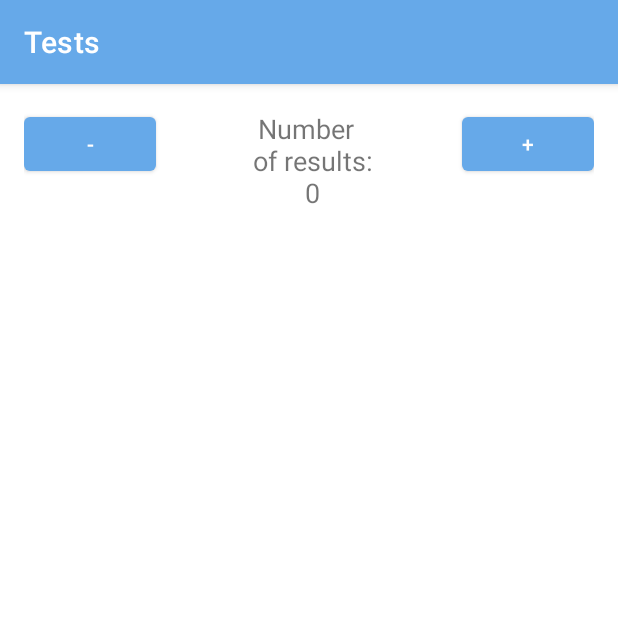
After one commit to Tati1909/Mockito, an Android app: the DetailsActivity screen opened directly, with no data from a screen before it, on a phone screen of 412 x 824 dp, the top half of it. The commit adds this screen. Run offline under Robolectric (Android 15) with nearby library versions, the phone set to English and light mode, and no system bars.

Commit message:
Добавить новый экран DetailsActivity.kt, на котором отображается количество найденных репозиториев

```diff
--- a/app/src/main/AndroidManifest.xml
+++ b/app/src/main/AndroidManifest.xml
@@ -12,7 +12,7 @@
         android:supportsRtl="true"
         android:theme="@style/Theme.Mockito">
         <activity
-            android:name=".view.MainActivity"
+            android:name=".view.search.MainActivity"
             android:exported="true">
             <intent-filter>
                 <action android:name="android.intent.action.MAIN" />
@@ -20,6 +20,9 @@
                 <category android:name="android.intent.category.LAUNCHER" />
             </intent-filter>
         </activity>
+
+        <activity android:name=".view.details.DetailsActivity" />
+
     </application>
 
 </manifest>
--- a/app/src/main/java/com/example/mockito/presenter/PresenterContract.kt
+++ b/app/src/main/java/com/example/mockito/presenter/PresenterContract.kt
@@ -1,5 +1,6 @@
 package com.example.mockito.presenter
 
-internal interface PresenterContract {
-    fun searchGitHub(searchQuery: String)
-}
+/**
+ * общий для всех экранов интерфейс контракта presenter
+ */
+internal interface PresenterContract {}
--- /dev/null
+++ b/app/src/main/java/com/example/mockito/presenter/details/DetailsPresenter.kt
@@ -0,0 +1,23 @@
+package com.example.mockito.presenter.details
+
+import com.example.mockito.view.details.ViewDetailsContract
+
+internal class DetailsPresenter internal constructor(
+    private val viewContract: ViewDetailsContract,
+    private var count: Int = 0
+) : PresenterDetailsContract {
+
+    override fun setCounter(count: Int) {
+        this.count = count
+    }
+
+    override fun onIncrement() {
+        count++
+        viewContract.setCount(count)
+    }
+
+    override fun onDecrement() {
+        count--
+        viewContract.setCount(count)
+    }
+}
--- /dev/null
+++ b/app/src/main/java/com/example/mockito/presenter/details/PresenterDetailsContract.kt
@@ -0,0 +1,10 @@
+package com.example.mockito.presenter.details
+
+import com.example.mockito.presenter.PresenterContract
+
+internal interface PresenterDetailsContract : PresenterContract {
+
+    fun setCounter(count: Int)
+    fun onIncrement()
+    fun onDecrement()
+}
--- a/app/src/main/java/com/example/mockito/view/ViewContract.kt
+++ b/app/src/main/java/com/example/mockito/view/ViewContract.kt
@@ -1,14 +1,6 @@
 package com.example.mockito.view
 
-import com.example.mockito.model.SearchResult
-
-internal interface ViewContract {
-    fun displaySearchResults(
-        searchResults: List<SearchResult>,
-        totalCount: Int
-    )
-
-    fun displayError()
-    fun displayError(error: String)
-    fun displayLoading(show: Boolean)
-}
+/**
+ * общий для всех экранов интерфейс контракта view
+ */
+internal interface ViewContract {}
--- /dev/null
+++ b/app/src/main/java/com/example/mockito/view/details/DetailsActivity.kt
@@ -0,0 +1,56 @@
+package com.example.mockito.view.details
+
+import android.content.Context
+import android.content.Intent
+import android.os.Bundle
+import androidx.appcompat.app.AppCompatActivity
+import com.example.mockito.R
+import com.example.mockito.presenter.details.DetailsPresenter
+import com.example.mockito.presenter.details.PresenterDetailsContract
+import kotlinx.android.synthetic.main.activity_details.decrementButton
+import kotlinx.android.synthetic.main.activity_details.incrementButton
+import kotlinx.android.synthetic.main.activity_details.totalCountTextView
+import java.util.Locale
+
+/**
+ * Экран (DetailsActivity), на котором мы и сделаем первые шаги в использовании Роболектрика.
+ * На этом экране мы будем отображать количество найденных аккаунтов по запросу.
+ */
+class DetailsActivity : AppCompatActivity(), ViewDetailsContract {
+
+    private val presenter: PresenterDetailsContract = DetailsPresenter(this)
+
+    override fun onCreate(savedInstanceState: Bundle?) {
+        super.onCreate(savedInstanceState)
+        setContentView(R.layout.activity_details)
+        setUI()
+    }
+
+    private fun setUI() {
+        val count = intent.getIntExtra(TOTAL_COUNT_EXTRA, 0)
+        presenter.setCounter(count)
+        setCountText(count)
+        decrementButton.setOnClickListener { presenter.onDecrement() }
+        incrementButton.setOnClickListener { presenter.onIncrement() }
+    }
+
+    override fun setCount(count: Int) {
+        setCountText(count)
+    }
+
+    private fun setCountText(count: Int) {
+        totalCountTextView.text =
+            String.format(Locale.getDefault(), getString(R.string.results_count), count)
+    }
+
+    companion object {
+
+        const val TOTAL_COUNT_EXTRA = "TOTAL_COUNT_EXTRA"
+
+        fun getIntent(context: Context, totalCount: Int): Intent {
+            return Intent(context, DetailsActivity::class.java).apply {
+                putExtra(TOTAL_COUNT_EXTRA, totalCount)
+            }
+        }
+    }
+}
--- /dev/null
+++ b/app/src/main/java/com/example/mockito/view/details/ViewDetailsContract.kt
@@ -0,0 +1,8 @@
+package com.example.mockito.view.details
+
+import com.example.mockito.view.ViewContract
+
+internal interface ViewDetailsContract : ViewContract {
+
+    fun setCount(count: Int)
+}
--- a/app/src/main/java/com/example/mockito/view/SearchResultAdapter.kt
+++ b/app/src/main/java/com/example/mockito/view/search/SearchResultAdapter.kt
@@ -1,4 +1,4 @@
-package com.example.mockito.view
+package com.example.mockito.view.search
 
 import android.view.LayoutInflater
 import android.view.View
@@ -6,7 +6,7 @@ import android.view.ViewGroup
 import androidx.recyclerview.widget.RecyclerView
 import com.example.mockito.R
 import com.example.mockito.model.SearchResult
-import kotlinx.android.synthetic.main.list_item.view.*
+import kotlinx.android.synthetic.main.list_item.view.repositoryName
 
 internal class SearchResultAdapter : RecyclerView.Adapter<SearchResultAdapter.SearchResultViewHolder>() {
 
--- /dev/null
+++ b/app/src/main/res/layout/activity_details.xml
@@ -0,0 +1,47 @@
+<?xml version="1.0" encoding="utf-8"?>
+<androidx.constraintlayout.widget.ConstraintLayout xmlns:android="http://schemas.android.com/apk/res/android"
+    xmlns:app="http://schemas.android.com/apk/res-auto"
+    xmlns:tools="http://schemas.android.com/tools"
+    android:layout_width="match_parent"
+    android:layout_height="match_parent"
+    android:padding="@dimen/margin">
+
+    <Button
+        android:id="@+id/decrementButton"
+        android:layout_width="wrap_content"
+        android:layout_height="wrap_content"
+        android:text="@string/decrement_text"
+        app:layout_constraintStart_toStartOf="parent"
+        app:layout_constraintTop_toTopOf="parent" />
+
+    <TextView
+        android:id="@+id/totalCountTextView"
+        android:layout_width="wrap_content"
+        android:layout_height="wrap_content"
+        android:layout_marginTop="22dp"
+        android:gravity="center_horizontal"
+        android:text="@string/results_count"
+        android:textSize="18sp"
+        app:layout_constraintBottom_toBottomOf="@+id/decrementButton"
+        app:layout_constraintEnd_toStartOf="@+id/incrementButton"
+        app:layout_constraintStart_toEndOf="@+id/decrementButton"
+        app:layout_constraintTop_toTopOf="@+id/decrementButton"
+        tools:text="Number of results: 100" />
+
+    <Button
+        android:id="@+id/incrementButton"
+        android:layout_width="wrap_content"
+        android:layout_height="wrap_content"
+        android:text="@string/increment_text"
+        app:layout_constraintBottom_toBottomOf="@+id/decrementButton"
+        app:layout_constraintEnd_toEndOf="parent"
+        app:layout_constraintTop_toTopOf="@+id/decrementButton" />
+
+    <CheckBox
+        android:id="@+id/checkBox"
+        android:layout_width="wrap_content"
+        android:layout_height="wrap_content"
+        android:visibility="invisible"
+        app:layout_constraintStart_toStartOf="parent"
+        app:layout_constraintTop_toBottomOf="@+id/decrementButton" />
+</androidx.constraintlayout.widget.ConstraintLayout>
--- a/app/src/main/res/values/strings.xml
+++ b/app/src/main/res/values/strings.xml
@@ -3,6 +3,9 @@
     <string name="repo_full_name">repo full name</string>
     <string name="search_hint">Enter keyword e.g. android</string>
     <string name="enter_search_word">Enter search word</string>
-    <string name="results_count">Number of results: %d</string>
+    <string name="results_count">Number \n of results:\n %d</string>
     <string name="undefined_error">Undefined error</string>
+    <string name="decrement_text">-</string>
+    <string name="increment_text">+</string>
+    <string name="to_details">to details</string>
 </resources>
```
Also changed, not shown: app/src/main/java/com/example/mockito/presenter/search/PresenterSearchContract.kt (added, +8 -0 lines), app/src/main/java/com/example/mockito/presenter/search/SearchPresenter.kt (renamed from app/src/main/java/com/example/mockito/presenter/SearchPresenter.kt, +5 -5 lines), app/src/main/java/com/example/mockito/view/search/MainActivity.kt (renamed from app/src/main/java/com/example/mockito/view/MainActivity.kt, +15 -10 lines), app/src/main/java/com/example/mockito/view/search/ViewSearchContract.kt (added, +16 -0 lines), app/src/main/res/layout/activity_main.xml (+9 -7 lines), 1 other file.
